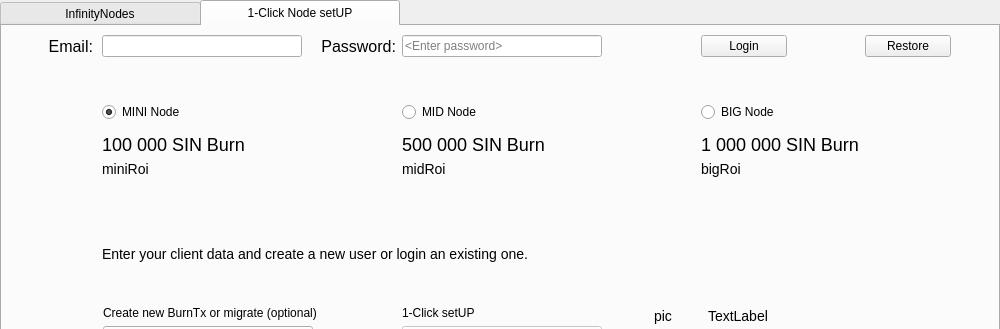
This is src/qt/forms/infinitynodelist.ui in crptec/sinovate as Qt 5 draws it before an edit; both pictures show x 0 to 1000 and y 0 to 329 of the 1000 by 600 pixel window. The edited form follows.
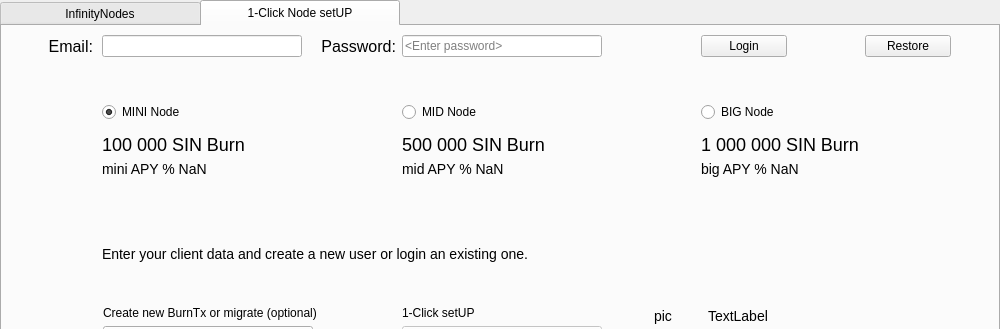
This is the edited form. The open tabs and pages were chosen to show the change. Custom widgets are drawn as their Qt base class.

Commit message: [gui] Change ROI term to APY

```diff
--- a/src/qt/forms/infinitynodelist.ui
+++ b/src/qt/forms/infinitynodelist.ui
@@ -467,7 +467,7 @@
 </string>
              </property>
              <property name="text">
-              <string>miniRoi</string>
+              <string>mini APY % NaN</string>
              </property>
             </widget>
            </item>
@@ -531,7 +531,7 @@
 </string>
              </property>
              <property name="text">
-              <string>bigRoi</string>
+              <string>big APY % NaN</string>
              </property>
             </widget>
            </item>
@@ -616,7 +616,7 @@
 </string>
              </property>
              <property name="text">
-              <string>midRoi</string>
+              <string>mid APY % NaN</string>
              </property>
             </widget>
            </item>
```
The commit also changes 3 other files.
